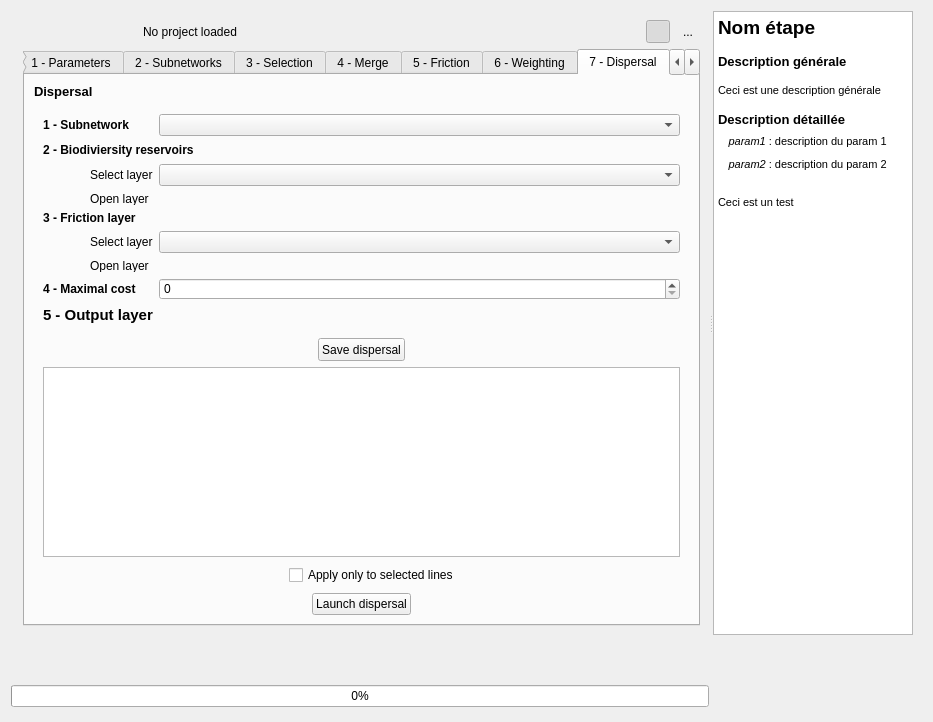
This is BioDispersal_dialog_base.ui in MathieuChailloux/BioDispersal as Qt 5 draws it before an edit. The edited form follows.
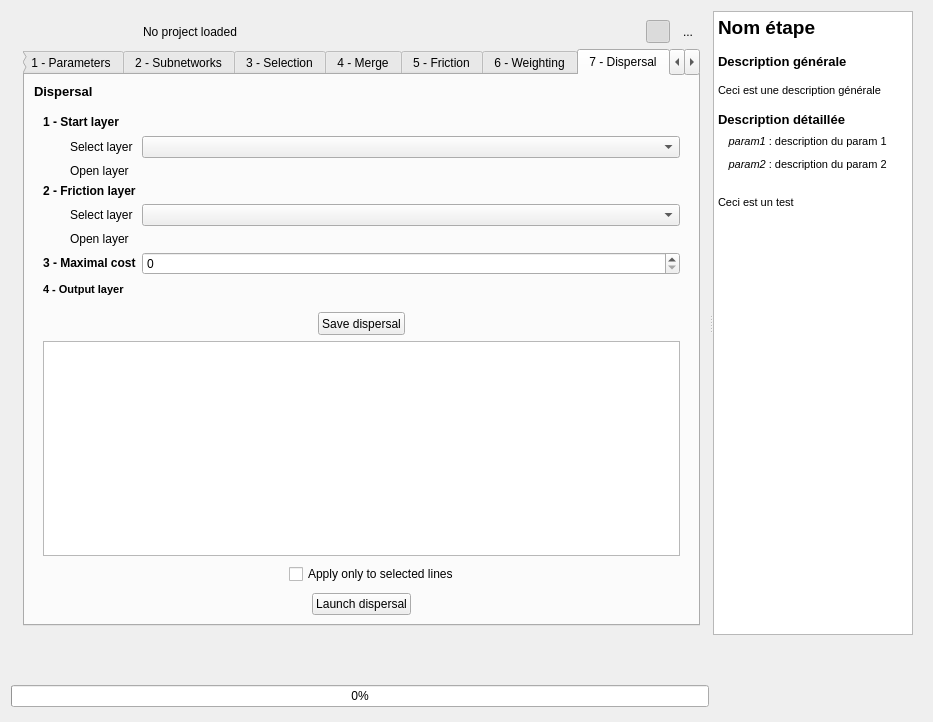
This is the edited form. The open tabs and pages were chosen to show the change. Icons and pictures are not drawn. Custom widgets are drawn as their Qt base class.

Commit message: Subnetwork choice removed from dispersal step. BousquetOrbTuto update.

What changed in the file:
```diff
--- a/BioDispersal_dialog_base.ui
+++ b/BioDispersal_dialog_base.ui
@@ -3639,33 +3639,18 @@
                   <enum>QFrame::Raised</enum>
                  </property>
                  <layout class="QGridLayout" name="gridLayout_10">
-                  <item row="0" column="0" colspan="2">
-                   <widget class="QLabel" name="costSTLabel">
+                  <item row="5" column="2">
+                   <widget class="QgsFileWidget" name="costPermRaster">
                     <property name="sizePolicy">
-                     <sizepolicy hsizetype="Fixed" vsizetype="Fixed">
+                     <sizepolicy hsizetype="Expanding" vsizetype="Fixed">
                       <horstretch>0</horstretch>
                       <verstretch>0</verstretch>
                      </sizepolicy>
                     </property>
-                    <property name="minimumSize">
-                     <size>
-                      <width>0</width>
-                      <height>16</height>
-                     </size>
-                    </property>
-                    <property name="font">
-                     <font>
-                      <weight>75</weight>
-                      <bold>true</bold>
-                     </font>
-                    </property>
-                    <property name="text">
-                     <string>1 - Subnetwork</string>
-                    </property>
                    </widget>
                   </item>
-                  <item row="0" column="2">
-                   <widget class="QComboBox" name="costSTCombo">
+                  <item row="4" column="2">
+                   <widget class="QgsMapLayerComboBox" name="costPermRasterCombo">
                     <property name="sizePolicy">
                      <sizepolicy hsizetype="Expanding" vsizetype="Fixed">
                       <horstretch>0</horstretch>
@@ -3680,83 +3665,7 @@
                     </property>
                    </widget>
                   </item>
-                  <item row="1" column="0" colspan="3">
-                   <widget class="QLabel" name="costStartRasterLabel">
-                    <property name="sizePolicy">
-                     <sizepolicy hsizetype="Fixed" vsizetype="Fixed">
-                      <horstretch>0</horstretch>
-                      <verstretch>0</verstretch>
-                     </sizepolicy>
-                    </property>
-                    <property name="minimumSize">
-                     <size>
-                      <width>0</width>
-                      <height>16</height>
-                     </size>
-                    </property>
-                    <property name="font">
-                     <font>
-                      <weight>75</weight>
-                      <bold>true</bold>
-                     </font>
-                    </property>
-                    <property name="text">
-                     <string>2 - Biodiviersity reservoirs</string>
-                    </property>
-                   </widget>
-                  </item>
                   <item row="2" column="0">
-                   <spacer name="horizontalSpacer_16">
-                    <property name="orientation">
-                     <enum>Qt::Horizontal</enum>
-                    </property>
-                    <property name="sizeType">
-                     <enum>QSizePolicy::Fixed</enum>
-                    </property>
-                    <property name="sizeHint" stdset="0">
-                     <size>
-                      <width>15</width>
-                      <height>13</height>
-                     </size>
-                    </property>
-                   </spacer>
-                  </item>
-                  <item row="2" column="1">
-                   <widget class="QLabel" name="costStartRasterLabel_2">
-                    <property name="sizePolicy">
-                     <sizepolicy hsizetype="Fixed" vsizetype="Fixed">
-                      <horstretch>0</horstretch>
-                      <verstretch>0</verstretch>
-                     </sizepolicy>
-                    </property>
-                    <property name="minimumSize">
-                     <size>
-                      <width>0</width>
-                      <height>13</height>
-                     </size>
-                    </property>
-                    <property name="text">
-                     <string>Select layer</string>
-                    </property>
-                   </widget>
-                  </item>
-                  <item row="2" column="2">
-                   <widget class="QgsMapLayerComboBox" name="costStartLayerCombo">
-                    <property name="sizePolicy">
-                     <sizepolicy hsizetype="Expanding" vsizetype="Fixed">
-                      <horstretch>0</horstretch>
-                      <verstretch>0</verstretch>
-                     </sizepolicy>
-                    </property>
-                    <property name="minimumSize">
-                     <size>
-                      <width>100</width>
-                      <height>0</height>
-                     </size>
-                    </property>
-                   </widget>
-                  </item>
-                  <item row="3" column="0">
                    <spacer name="horizontalSpacer_17">
                     <property name="orientation">
                      <enum>Qt::Horizontal</enum>
@@ -3772,61 +3681,7 @@
                     </property>
                    </spacer>
                   </item>
-                  <item row="3" column="1">
-                   <widget class="QLabel" name="costStartRasterLabel_3">
-                    <property name="sizePolicy">
-                     <sizepolicy hsizetype="Fixed" vsizetype="Fixed">
-                      <horstretch>0</horstretch>
-                      <verstretch>0</verstretch>
-                     </sizepolicy>
-                    </property>
-                    <property name="minimumSize">
-                     <size>
-                      <width>0</width>
-                      <height>13</height>
-                     </size>
-                    </property>
-                    <property name="text">
-                     <string>Open layer</string>
-                    </property>
-                   </widget>
-                  </item>
-                  <item row="3" column="2">
-                   <widget class="QgsFileWidget" name="costStartLayer">
-                    <property name="sizePolicy">
-                     <sizepolicy hsizetype="Expanding" vsizetype="Fixed">
-                      <horstretch>0</horstretch>
-                      <verstretch>0</verstretch>
-                     </sizepolicy>
-                    </property>
-                    <property name="minimumSize">
-                     <size>
-                      <width>100</width>
-                      <height>0</height>
-                     </size>
-                    </property>
-                   </widget>
-                  </item>
-                  <item row="4" column="0" colspan="2">
-                   <widget class="QLabel" name="costPermRasterLabel">
-                    <property name="sizePolicy">
-                     <sizepolicy hsizetype="Fixed" vsizetype="Fixed">
-                      <horstretch>0</horstretch>
-                      <verstretch>0</verstretch>
-                     </sizepolicy>
-                    </property>
-                    <property name="font">
-                     <font>
-                      <weight>75</weight>
-                      <bold>true</bold>
-                     </font>
-                    </property>
-                    <property name="text">
-                     <string>3 - Friction layer</string>
-                    </property>
-                   </widget>
-                  </item>
-                  <item row="5" column="0">
+                  <item row="4" column="0">
                    <spacer name="horizontalSpacer_18">
                     <property name="orientation">
                      <enum>Qt::Horizontal</enum>
@@ -3842,59 +3697,8 @@
                     </property>
                    </spacer>
                   </item>
-                  <item row="5" column="1">
-                   <widget class="QLabel" name="costStartRasterLabel_4">
-                    <property name="sizePolicy">
-                     <sizepolicy hsizetype="Fixed" vsizetype="Fixed">
-                      <horstretch>0</horstretch>
-                      <verstretch>0</verstretch>
-                     </sizepolicy>
-                    </property>
-                    <property name="minimumSize">
-                     <size>
-                      <width>0</width>
-                      <height>13</height>
-                     </size>
-                    </property>
-                    <property name="text">
-                     <string>Select layer</string>
-                    </property>
-                   </widget>
-                  </item>
-                  <item row="5" column="2">
-                   <widget class="QgsMapLayerComboBox" name="costPermRasterCombo">
-                    <property name="sizePolicy">
-                     <sizepolicy hsizetype="Expanding" vsizetype="Fixed">
-                      <horstretch>0</horstretch>
-                      <verstretch>0</verstretch>
-                     </sizepolicy>
-                    </property>
-                    <property name="minimumSize">
-                     <size>
-                      <width>100</width>
-                      <height>0</height>
-                     </size>
-                    </property>
-                   </widget>
-                  </item>
-                  <item row="6" column="0">
-                   <spacer name="horizontalSpacer_19">
-                    <property name="orientation">
-                     <enum>Qt::Horizontal</enum>
-                    </property>
-                    <property name="sizeType">
-                     <enum>QSizePolicy::Fixed</enum>
-                    </property>
-                    <property name="sizeHint" stdset="0">
-                     <size>
-                      <width>15</width>
-                      <height>13</height>
-                     </size>
-                    </property>
-                   </spacer>
-                  </item>
-                  <item row="6" column="1">
-                   <widget class="QLabel" name="costStartRasterLabel_5">
+                  <item row="2" column="1">
+                   <widget class="QLabel" name="costStartRasterLabel_3">
                     <property name="sizePolicy">
                      <sizepolicy hsizetype="Fixed" vsizetype="Fixed">
                       <horstretch>0</horstretch>
@@ -3912,17 +3716,7 @@
                     </property>
                    </widget>
                   </item>
-                  <item row="6" column="2">
-                   <widget class="QgsFileWidget" name="costPermRaster">
-                    <property name="sizePolicy">
-                     <sizepolicy hsizetype="Expanding" vsizetype="Fixed">
-                      <horstretch>0</horstretch>
-                      <verstretch>0</verstretch>
-                     </sizepolicy>
-                    </property>
-                   </widget>
-                  </item>
-                  <item row="7" column="0" colspan="2">
+                  <item row="6" column="0" colspan="2">
                    <widget class="QLabel" name="costMaxCost">
                     <property name="sizePolicy">
                      <sizepolicy hsizetype="Preferred" vsizetype="Fixed">
@@ -3943,11 +3737,11 @@
                      </font>
                     </property>
                     <property name="text">
-                     <string>4 - Maximal cost</string>
+                     <string>3 - Maximal cost</string>
                     </property>
                    </widget>
                   </item>
-                  <item row="7" column="2">
+                  <item row="6" column="2">
                    <widget class="QgsSpinBox" name="costMaxVal">
                     <property name="sizePolicy">
                      <sizepolicy hsizetype="Expanding" vsizetype="Fixed">
@@ -3966,10 +3760,26 @@
                     </property>
                    </widget>
                   </item>
-                  <item row="8" column="0" colspan="2">
-                   <widget class="QLabel" name="dispOutLayerLabel">
+                  <item row="5" column="0">
+                   <spacer name="horizontalSpacer_19">
+                    <property name="orientation">
+                     <enum>Qt::Horizontal</enum>
+                    </property>
+                    <property name="sizeType">
+                     <enum>QSizePolicy::Fixed</enum>
+                    </property>
+                    <property name="sizeHint" stdset="0">
+                     <size>
+                      <width>15</width>
+                      <height>13</height>
+                     </size>
+                    </property>
+                   </spacer>
+                  </item>
+                  <item row="5" column="1">
+                   <widget class="QLabel" name="costStartRasterLabel_5">
                     <property name="sizePolicy">
-                     <sizepolicy hsizetype="Preferred" vsizetype="Fixed">
+                     <sizepolicy hsizetype="Fixed" vsizetype="Fixed">
                       <horstretch>0</horstretch>
                       <verstretch>0</verstretch>
                      </sizepolicy>
@@ -3977,22 +3787,82 @@
                     <property name="minimumSize">
                      <size>
                       <width>0</width>
-                      <height>16</height>
+                      <height>13</height>
                      </size>
                     </property>
-                    <property name="font">
-                     <font>
-                      <pointsize>11</pointsize>
-                      <weight>75</weight>
-                      <bold>true</bold>
-                     </font>
+                    <property name="text">
+                     <string>Open layer</string>
                     </property>
+                   </widget>
+                  </item>
+                  <item row="1" column="2">
+                   <widget class="QgsMapLayerComboBox" name="costStartLayerCombo">
+                    <property name="sizePolicy">
+                     <sizepolicy hsizetype="Expanding" vsizetype="Fixed">
+                      <horstretch>0</horstretch>
+                      <verstretch>0</verstretch>
+                     </sizepolicy>
+                    </property>
+                    <property name="minimumSize">
+                     <size>
+                      <width>100</width>
+                      <height>0</height>
+                     </size>
+                    </property>
+                   </widget>
+                  </item>
+                  <item row="1" column="1">
+                   <widget class="QLabel" name="costStartRasterLabel_2">
+                    <property name="sizePolicy">
+                     <sizepolicy hsizetype="Fixed" vsizetype="Fixed">
+                      <horstretch>0</horstretch>
+                      <verstretch>0</verstretch>
+                     </sizepolicy>
+                    </property>
+                    <property name="minimumSize">
+                     <size>
+                      <width>0</width>
+                      <height>13</height>
+                     </size>
+                    </property>
                     <property name="text">
-                     <string>5 - Output layer</string>
+                     <string>Select layer</string>
                     </property>
                    </widget>
                   </item>
-                  <item row="8" column="2">
+                  <item row="1" column="0">
+                   <spacer name="horizontalSpacer_16">
+                    <property name="orientation">
+                     <enum>Qt::Horizontal</enum>
+                    </property>
+                    <property name="sizeType">
+                     <enum>QSizePolicy::Fixed</enum>
+                    </property>
+                    <property name="sizeHint" stdset="0">
+                     <size>
+                      <width>15</width>
+                      <height>13</height>
+                     </size>
+                    </property>
+                   </spacer>
+                  </item>
+                  <item row="2" column="2">
+                   <widget class="QgsFileWidget" name="costStartLayer">
+                    <property name="sizePolicy">
+                     <sizepolicy hsizetype="Expanding" vsizetype="Fixed">
+                      <horstretch>0</horstretch>
+                      <verstretch>0</verstretch>
+                     </sizepolicy>
+                    </property>
+                    <property name="minimumSize">
+                     <size>
+                      <width>100</width>
+                      <height>0</height>
+                     </size>
+                    </property>
+                   </widget>
+                  </item>
+                  <item row="7" column="2">
                    <widget class="QgsFileWidget" name="costOutLayer">
                     <property name="sizePolicy">
                      <sizepolicy hsizetype="Preferred" vsizetype="Fixed">
@@ -4002,6 +3872,95 @@
                     </property>
                    </widget>
                   </item>
+                  <item row="3" column="0" colspan="2">
+                   <widget class="QLabel" name="costPermRasterLabel">
+                    <property name="sizePolicy">
+                     <sizepolicy hsizetype="Fixed" vsizetype="Fixed">
+                      <horstretch>0</horstretch>
+                      <verstretch>0</verstretch>
+                     </sizepolicy>
+                    </property>
+                    <property name="font">
+                     <font>
+                      <weight>75</weight>
+                      <bold>true</bold>
+                     </font>
+                    </property>
+                    <property name="text">
+                     <string>2 - Friction layer</string>
+                    </property>
+                   </widget>
+                  </item>
+                  <item row="0" column="0" colspan="3">
+                   <widget class="QLabel" name="costStartRasterLabel">
+                    <property name="sizePolicy">
+                     <sizepolicy hsizetype="Fixed" vsizetype="Fixed">
+                      <horstretch>0</horstretch>
+                      <verstretch>0</verstretch>
+                     </sizepolicy>
+                    </property>
+                    <property name="minimumSize">
+                     <size>
+                      <width>0</width>
+                      <height>16</height>
+                     </size>
+                    </property>
+                    <property name="font">
+                     <font>
+                      <weight>75</weight>
+                      <bold>true</bold>
+                     </font>
+                    </property>
+                    <property name="text">
+                     <string>1 - Start layer</string>
+                    </property>
+                   </widget>
+                  </item>
+                  <item row="7" column="0" colspan="2">
+                   <widget class="QLabel" name="dispOutLayerLabel">
+                    <property name="sizePolicy">
+                     <sizepolicy hsizetype="Preferred" vsizetype="Fixed">
+                      <horstretch>0</horstretch>
+                      <verstretch>0</verstretch>
+                     </sizepolicy>
+                    </property>
+                    <property name="minimumSize">
+                     <size>
+                      <width>0</width>
+                      <height>16</height>
+                     </size>
+                    </property>
+                    <property name="font">
+                     <font>
+                      <pointsize>8</pointsize>
+                      <weight>75</weight>
+                      <bold>true</bold>
+                     </font>
+                    </property>
+                    <property name="text">
+                     <string>4 - Output layer</string>
+                    </property>
+                   </widget>
+                  </item>
+                  <item row="4" column="1">
+                   <widget class="QLabel" name="costStartRasterLabel_4">
+                    <property name="sizePolicy">
+                     <sizepolicy hsizetype="Fixed" vsizetype="Fixed">
+                      <horstretch>0</horstretch>
+                      <verstretch>0</verstretch>
+                     </sizepolicy>
+                    </property>
+                    <property name="minimumSize">
+                     <size>
+                      <width>0</width>
+                      <height>13</height>
+                     </size>
+                    </property>
+                    <property name="text">
+                     <string>Select layer</string>
+                    </property>
+                   </widget>
+                  </item>
                  </layout>
                 </widget>
                </item>
```
The commit also changes 2 other files.
